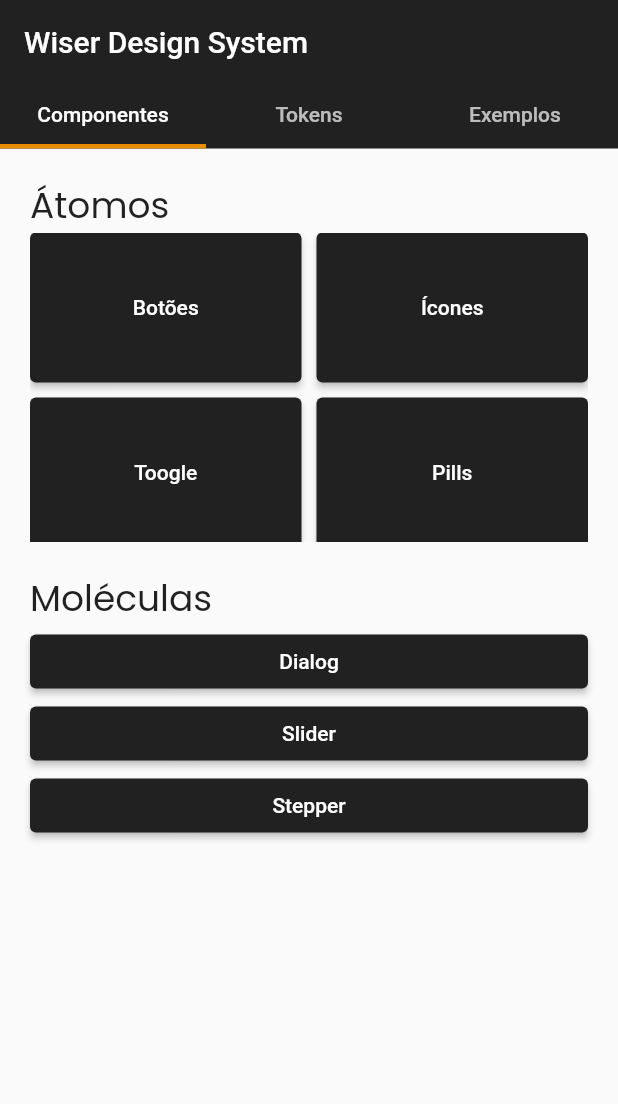
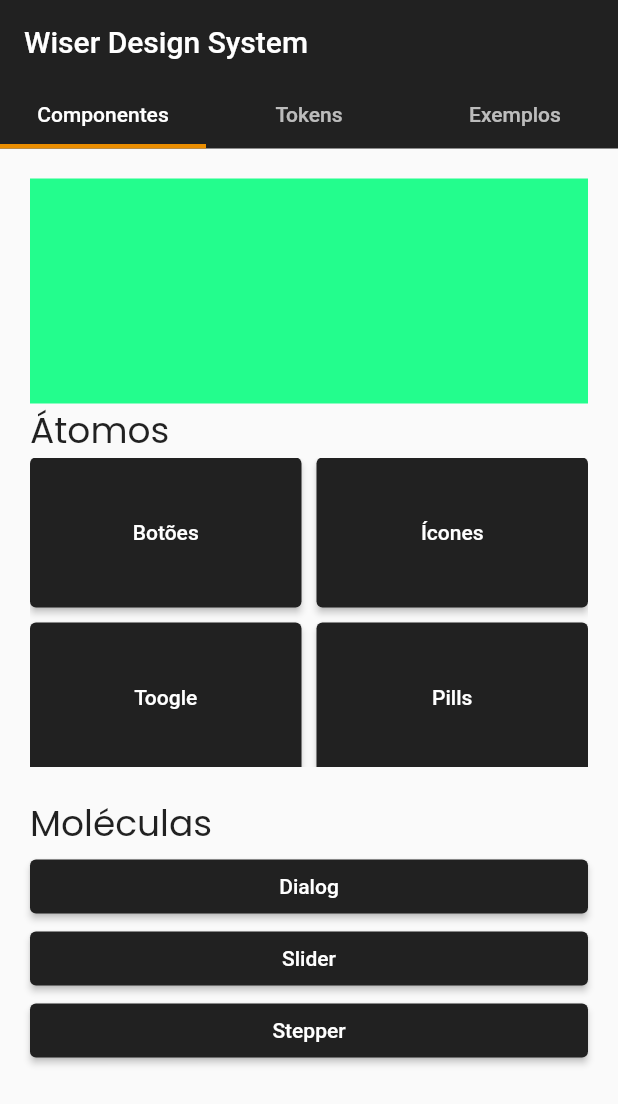
Before and after one commit to aquinoartur/cwi_wiser, a Flutter app: the screen it shows after launch, on a phone screen of 412 x 824 dp. Shown: the top 1104 px of the screen. Run offline on Flutter 3.47's test engine with Material 2 defaults, Android fonts, the phone set to English and light mode, and no system bars; our stand-ins replace google_fonts, lottie.

Commit message:
teste colors

```diff
--- a/config.json
+++ b/config.json
@@ -21,11 +21,6 @@
      "destination": "theme/widgets.g.dart",
      "format": "flutter/theme/widgets.dart",
      "prefix": "App"
-    },
-    {
-     "destination": "theme/gallery.g.dart",
-     "format": "flutter/theme/gallery.dart",
-     "prefix": "App"
     }
    ]
   }
--- a/lib/modules/example/example_screen.dart
+++ b/lib/modules/example/example_screen.dart
@@ -1,3 +1,4 @@
+import 'package:cwi_wiser/theme/theme.g.dart';
 import 'package:cwi_wiser/tokens/colors/wiser_colors.dart';
 import 'package:flutter/material.dart';
 import 'package:google_fonts/google_fonts.dart';
@@ -52,6 +53,11 @@ class _ExampleScreenState extends State<ExampleScreen>
                   ListView(
                     padding: const EdgeInsets.all(20),
                     children: [
+                      Container(
+                        height: 150,
+                        width: 200,
+                        color: AppColorData.regular().testeColor,
+                      ),
                       Align(
                         alignment: Alignment.bottomLeft,
                         child: Text(
```
Also changed, not shown: lib/theme/data.g.dart (added), lib/theme/theme.g.dart (added), lib/theme/widgets.g.dart (added).
